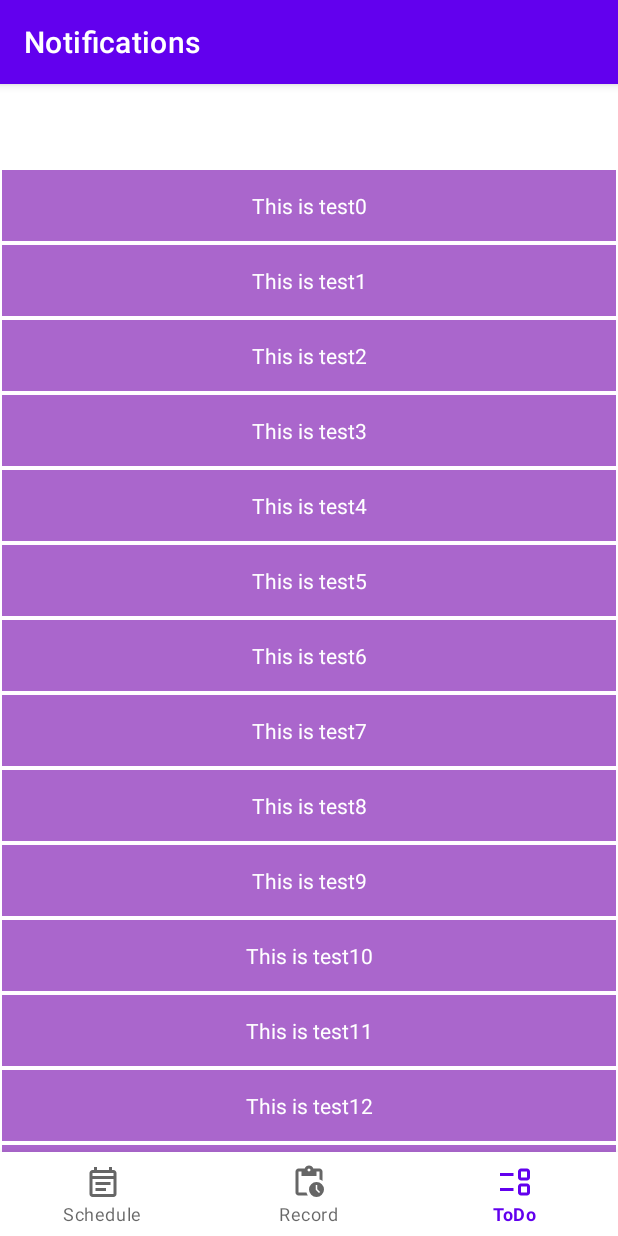
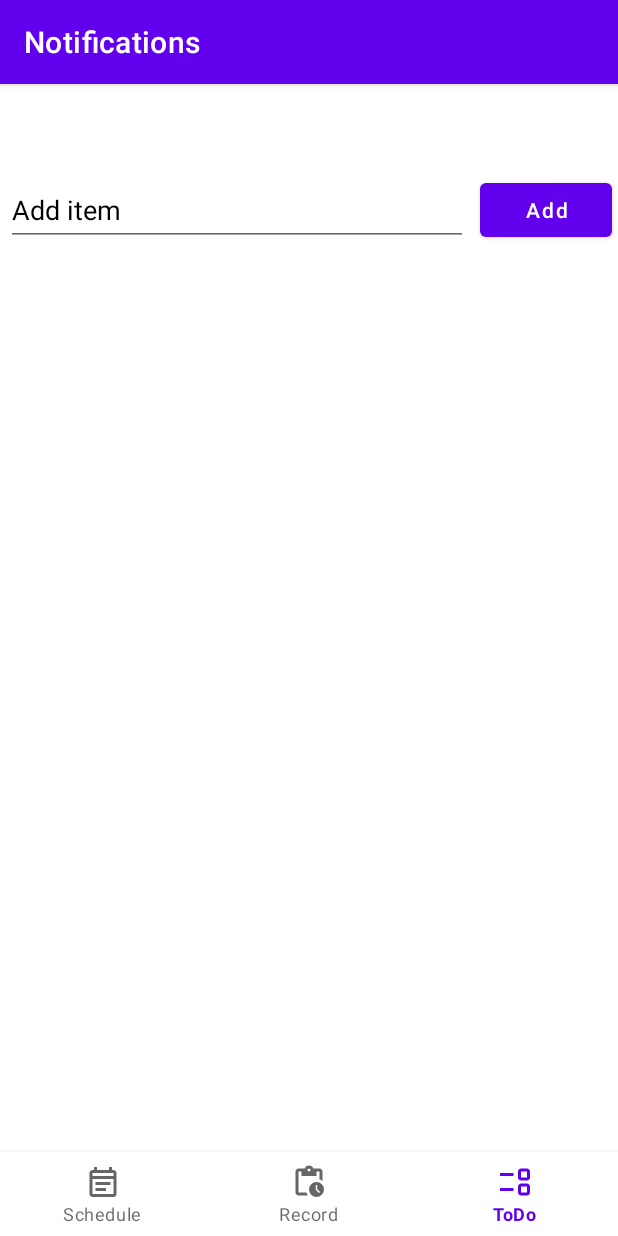
Before and after one commit to iting0321/NCKU-Java-Project, an Android app: the NotificationsFragment screen opened through its navigation route, on a phone screen of 412 x 824 dp. Run offline under Robolectric (Android 15) with nearby library versions, the phone set to English and light mode, and no system bars; our stand-ins replace navigation-ui.

Commit message:
feat:add button

```diff
--- /dev/null
+++ b/app/src/main/java/com/example/project_ui/ui/notifications/Notifications/LanguageRVAdapter.java
@@ -0,0 +1,50 @@
+package com.example.project_ui.ui.notifications.Notifications;
+
+import android.content.Context;
+import android.view.LayoutInflater;
+import android.view.View;
+import android.view.ViewGroup;
+import android.widget.TextView;
+
+import androidx.recyclerview.widget.RecyclerView;
+
+import com.example.project_ui.R;
+
+import java.util.ArrayList;
+
+public class LanguageRVAdapter extends RecyclerView.Adapter<LanguageRVAdapter.ViewHolder> {
+    private ArrayList<String> languageRVModalArrayList;
+    public LanguageRVAdapter(ArrayList<String> languageRVModalArrayList){
+        this.languageRVModalArrayList = languageRVModalArrayList;
+    }
+    @Override
+    public LanguageRVAdapter.ViewHolder onCreateViewHolder(ViewGroup parent,int viewType){
+//        inflater= LayoutInflater.from(context).inflate(R.layout.item_dome,parent,false);
+//        ViewHolder myViewHolder = new ViewHolder(inflater);
+
+        //return myViewHolder;
+        View view = LayoutInflater.from(parent.getContext()).inflate(R.layout.item_dome, parent, false);
+        return new ViewHolder(view);
+
+    }
+
+    @Override
+    public void onBindViewHolder(LanguageRVAdapter.ViewHolder holder,int position){
+        holder.textview.setText(languageRVModalArrayList.get(position));
+    }
+    public int getItemCount(){
+        return languageRVModalArrayList.size();
+    }
+
+    public class ViewHolder extends RecyclerView.ViewHolder{
+        private TextView textview;
+        public ViewHolder(View itemview){
+            super(itemview);
+            textview=(TextView) itemview.findViewById(R.id.idTVLngName);
+        }
+
+    }
+
+
+
+}
--- a/app/src/main/java/com/example/project_ui/ui/notifications/Notifications/RecycleAdapterDome.java
+++ /dev/null
@@ -1,51 +0,0 @@
-package com.example.project_ui.ui.notifications.Notifications;
-
-import android.content.Context;
-import android.view.LayoutInflater;
-import android.view.View;
-import android.view.ViewGroup;
-import android.widget.TextView;
-
-import androidx.recyclerview.widget.RecyclerView;
-
-import com.example.project_ui.R;
-
-import java.util.List;
-
-public class RecycleAdapterDome extends RecyclerView.Adapter<RecycleAdapterDome.MyViewHolder> {
-    private Context context;
-    private List<String> list;
-    private View inflater;
-
-    public RecycleAdapterDome(Context context,List<String> list){
-        this.context=context;
-        this.list=list;
-    }
-    @Override
-    public MyViewHolder onCreateViewHolder(ViewGroup parent,int viewType){
-        inflater= LayoutInflater.from(context).inflate(R.layout.item_dome,parent,false);
-        MyViewHolder myViewHolder = new MyViewHolder(inflater);
-
-        return myViewHolder;
-    }
-
-    @Override
-    public void onBindViewHolder(MyViewHolder holder,int position){
-        holder.textview.setText(list.get(position));
-    }
-    public int getItemCount(){
-        return list.size();
-    }
-
-    class MyViewHolder extends RecyclerView.ViewHolder{
-        TextView textview;
-        public MyViewHolder(View itemview){
-            super(itemview);
-            textview=(TextView) itemview.findViewById(R.id.text_view);
-        }
-
-    }
-
-
-
-}
--- a/app/src/main/java/com/example/project_ui/ui/notifications/NotificationsFragment.java
+++ b/app/src/main/java/com/example/project_ui/ui/notifications/NotificationsFragment.java
@@ -5,6 +5,8 @@ import android.os.Bundle;
 import android.view.LayoutInflater;
 import android.view.View;
 import android.view.ViewGroup;
+import android.widget.Button;
+import android.widget.EditText;
 import android.widget.TextView;
 
 import androidx.annotation.NonNull;
@@ -15,16 +17,17 @@ import androidx.recyclerview.widget.RecyclerView;
 
 import com.example.project_ui.R;
 import com.example.project_ui.databinding.FragmentNotificationsBinding;
-import com.example.project_ui.ui.notifications.Notifications.RecycleAdapterDome;
+import com.example.project_ui.ui.notifications.Notifications.LanguageRVAdapter;
 
 import java.util.ArrayList;
 import java.util.List;
 
 public class NotificationsFragment extends Fragment {
     private RecyclerView recyclerView;
-    private RecycleAdapterDome adapterDome;
-    private Context context;
-    private List<String> list;
+    private LanguageRVAdapter lngRVAdapter;
+    private EditText addEdt;
+    private Button addBtn;
+    private ArrayList<String> lngList;
 
 
     private FragmentNotificationsBinding binding;
@@ -32,31 +35,53 @@ public class NotificationsFragment extends Fragment {
     @Override
     public View onCreateView(@NonNull LayoutInflater inflater,
                              ViewGroup container, Bundle savedInstanceState) {
-        context=getActivity();
-        View view=inflater.inflate(R.layout.fragment_notifications,container,false);
-        recyclerView=(RecyclerView) view.findViewById(R.id.recycler_view);
-        list=new ArrayList<>();
-        for(int i=0;i<100;++i){
-            list.add("This is test"+i);
-        }
-        adapterDome=new RecycleAdapterDome(context,list);
+        View view = inflater.inflate(R.layout.fragment_notifications, container, false);
+        recyclerView = (RecyclerView) view.findViewById(R.id.recycler_view);
+
+        recyclerView = view.findViewById(R.id.recycler_view);
+        addEdt = view.findViewById(R.id.idEdtAdd);
+        addBtn = view.findViewById(R.id.idBtnAdd);
+        lngList = new ArrayList<>();
 
 
-        LinearLayoutManager manager = new LinearLayoutManager(context);
-        manager.setOrientation(LinearLayoutManager.VERTICAL);
-        recyclerView.setLayoutManager(manager);
-        recyclerView.setAdapter(adapterDome);
-        NotificationsViewModel notificationsViewModel =
-                new ViewModelProvider(this).get(NotificationsViewModel.class);
 
+        lngRVAdapter = new LanguageRVAdapter(lngList);
+        recyclerView.setAdapter(lngRVAdapter);
+
+        // on below line we are adding click listener for our add button.
+        addBtn.setOnClickListener(new View.OnClickListener() {
+            @Override
+            public void onClick(View v) {
+                // on below line we are calling
+                // add item method.
+                addItem(addEdt.getText().toString());
+
+            }
+        });
         return view;
 
-
     }
-
     @Override
     public void onDestroyView() {
         super.onDestroyView();
         binding = null;
     }
+
+
+    private void addItem(String item) {
+        // on below line we are checking
+        // if item is empty or not.
+        if (!item.isEmpty()) {
+            // on below line we are adding
+            // item to our list
+            lngList.add(item);
+
+            // on below line we are notifying
+            // adapter that data has updated.
+            lngRVAdapter.notifyDataSetChanged();
+            addEdt.setText("");
+        }
+    }
+
+
 }
--- a/app/src/main/res/layout/fragment_notifications.xml
+++ b/app/src/main/res/layout/fragment_notifications.xml
@@ -1,31 +1,36 @@
 <?xml version="1.0" encoding="utf-8"?>
-<LinearLayout xmlns:android="http://schemas.android.com/apk/res/android"
+<RelativeLayout  xmlns:android="http://schemas.android.com/apk/res/android"
     xmlns:app="http://schemas.android.com/apk/res-auto"
     xmlns:tools="http://schemas.android.com/tools"
+    android:id="@+id/idRLContainer"
     android:layout_width="match_parent"
     android:layout_height="match_parent"
-    android:orientation="horizontal"
+    android:orientation="vertical"
     android:background="?android:attr/selectableItemBackground"
     tools:context=".ui.notifications.NotificationsFragment">
+    <EditText
+        android:id="@+id/idEdtAdd"
+        android:layout_width="match_parent"
+        android:layout_height="wrap_content"
+        android:layout_margin="4dp"
+        android:layout_toStartOf="@id/idBtnAdd"
+        android:hint="Add item"
+        android:minHeight="48dp"
+        android:textColorHint="@color/black" />
+    <Button
+        android:id="@+id/idBtnAdd"
+        android:layout_width="wrap_content"
+        android:layout_height="wrap_content"
+        android:layout_alignParentEnd="true"
+        android:layout_margin="4dp"
+        android:text="Add"
+        android:textAllCaps="false" />
 
-<!--    <TextView-->
-<!--        android:id="@+id/text_notifications"-->
-<!--        android:layout_width="match_parent"-->
-<!--        android:layout_height="wrap_content"-->
-<!--        android:layout_marginStart="8dp"-->
-<!--        android:layout_marginTop="8dp"-->
-<!--        android:layout_marginEnd="8dp"-->
-<!--        android:textAlignment="center"-->
-<!--        android:textSize="20sp"-->
-<!--        app:layout_constraintBottom_toBottomOf="parent"-->
-<!--        app:layout_constraintEnd_toEndOf="parent"-->
-<!--        app:layout_constraintStart_toStartOf="parent"-->
-<!--        app:layout_constraintTop_toTopOf="parent" />-->
     <androidx.recyclerview.widget.RecyclerView
         android:id="@+id/recycler_view"
         android:layout_width="match_parent"
         android:layout_height="match_parent"
-        android:layout_centerVertical="true"
-        android:layout_centerHorizontal="true"/>
+        android:layout_below="@id/idEdtAdd"
+        app:layoutManager="androidx.recyclerview.widget.LinearLayoutManager"/>
 
-</LinearLayout>
+</RelativeLayout>
--- a/app/src/main/res/layout/item_dome.xml
+++ b/app/src/main/res/layout/item_dome.xml
@@ -1,22 +1,30 @@
 <?xml version="1.0" encoding="utf-8"?>
-<LinearLayout xmlns:android="http://schemas.android.com/apk/res/android"
-    xmlns:tools="http://schemas.android.com/tools"
-    android:orientation="vertical" android:layout_width="match_parent"
-    android:layout_height="50dp">
-    <TextView
-        android:id="@+id/text_view"
+<androidx.cardview.widget.CardView
+    xmlns:android="http://schemas.android.com/apk/res/android"
+    xmlns:app="http://schemas.android.com/apk/res-auto"
+    android:layout_width="match_parent"
+    android:layout_height="wrap_content"
+    android:layout_margin="4dp"
+    app:cardCornerRadius="4dp"
+    app:cardElevation="9dp">
+
+    <RelativeLayout
         android:layout_width="match_parent"
-        android:layout_height="match_parent"
-        android:gravity="center"
-        android:text="@string/test_line"
-        android:layout_marginRight="1dp"
-        android:layout_marginLeft="1dp"
-        android:layout_marginTop="1dp"
-        android:layout_marginBottom="1dp"
-        android:textColor="@android:color/white"
-        android:background="@android:color/holo_purple"/>
+        android:layout_height="wrap_content">
 
+        <!--on below line we are creating a
+            text view for displaying a text-->
+        <TextView
+            android:id="@+id/idTVLngName"
+            android:layout_width="match_parent"
+            android:layout_height="wrap_content"
+            android:layout_margin="5dp"
+            android:padding="8dp"
+            android:text="Language"
+            android:textColor="@color/black"
+            android:textSize="18sp"
+            android:textStyle="bold" />
 
+    </RelativeLayout>
 
-
-</LinearLayout>
+</androidx.cardview.widget.CardView>
```
